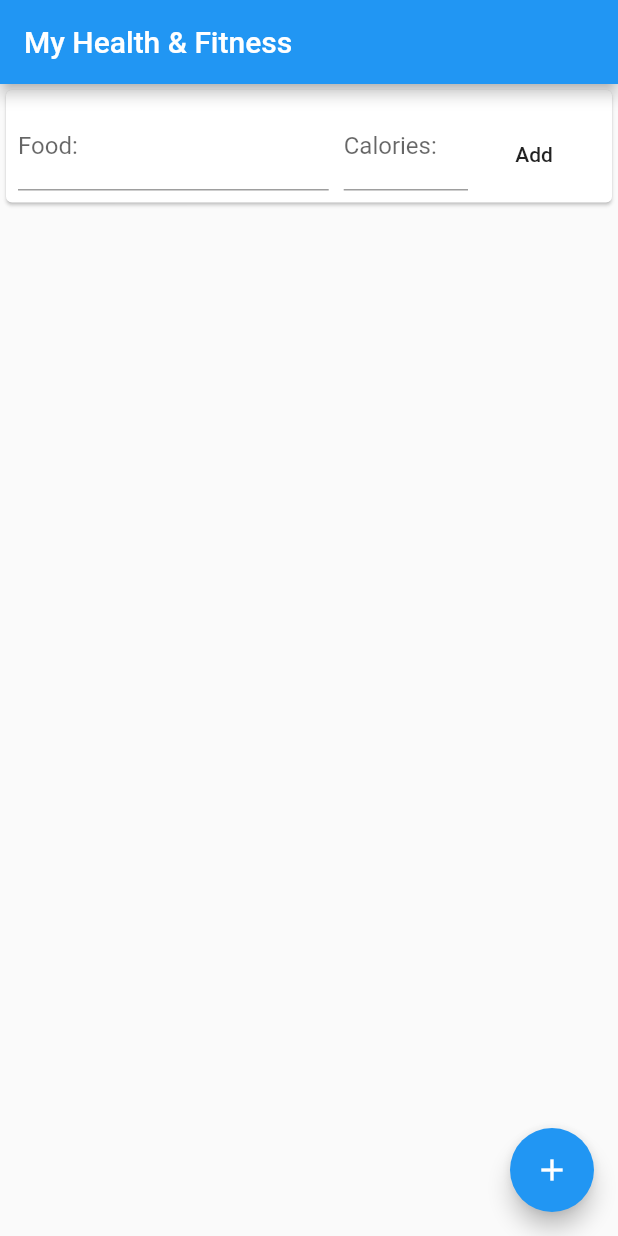
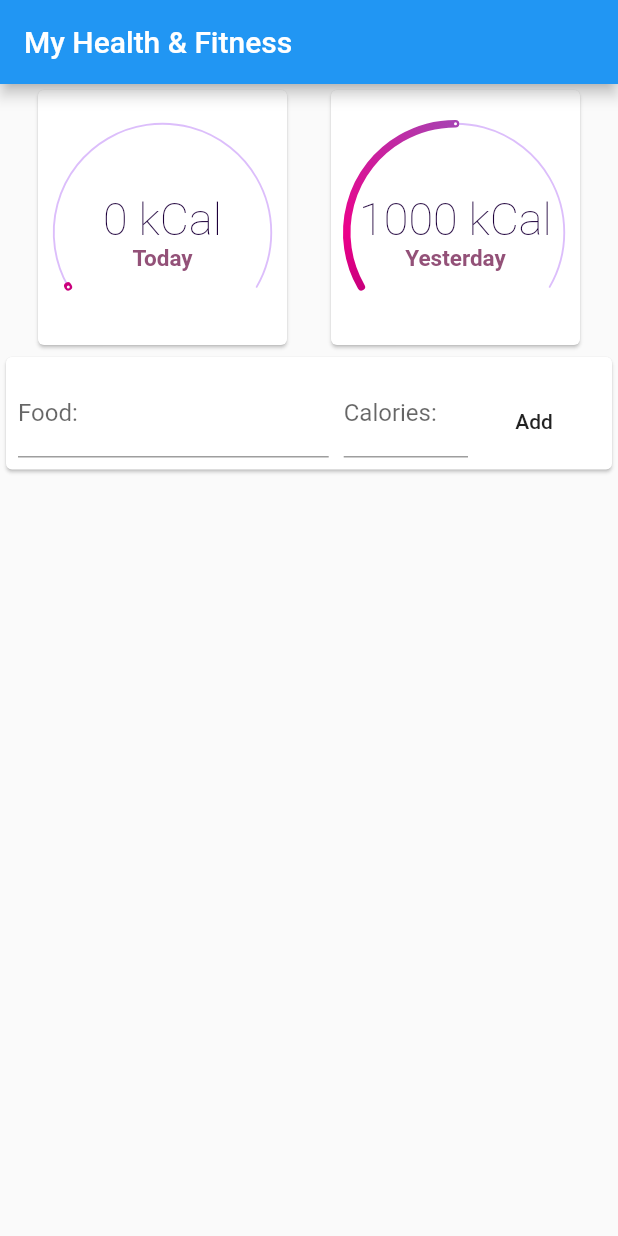
Before and after one commit to watkins-matt/csuf-fitness-mobile, a Flutter app: the screen it shows after launch, after a tap on "Add", on a phone screen of 412 x 824 dp. Run offline on Flutter 3.47's test engine with Material 2 defaults, Android fonts, the phone set to English and light mode, and no system bars; drawn by our look-alikes of sleek_circular_slider.

Commit message:
Add calories consumed header widget

```diff
--- a/lib/calorie_tracker_page.dart
+++ b/lib/calorie_tracker_page.dart
@@ -1,11 +1,6 @@
 import 'package:flutter/material.dart';
-
-class FoodItem {
-  String name;
-  int calories;
-
-  FoodItem(this.name, this.calories);
-}
+import 'package:sleek_circular_slider/sleek_circular_slider.dart';
+import 'food_item.dart';
 
 class CalorieTrackerPage extends StatefulWidget {
   CalorieTrackerPage({Key key, this.title}) : super(key: key);
@@ -17,6 +12,7 @@ class CalorieTrackerPage extends StatefulWidget {
 
 class _CalorieTrackerPageState extends State<CalorieTrackerPage> {
   List<FoodItem> _foodItems = [];
+  int _dailyCalorieCount = 0;
   TextEditingController _foodNameController = TextEditingController();
   TextEditingController _calorieCountController = TextEditingController();
 
@@ -27,11 +23,54 @@ class _CalorieTrackerPageState extends State<CalorieTrackerPage> {
         title: Text(widget.title),
       ),
       body: _buildBody(),
-      floatingActionButton: FloatingActionButton(
-        onPressed: () {},
-        tooltip: 'Add',
-        child: Icon(Icons.add),
-      ),
+      // floatingActionButton: FloatingActionButton(
+      //   onPressed: () {},
+      //   tooltip: 'Add',
+      //   child: Icon(Icons.add),
+      // ),
+    );
+  }
+
+  Widget _buildCalorieCountHeader() {
+    String calorieModifier(double value) {
+      final roundedValue = value.ceil().toInt().toString();
+      return '$roundedValue kCal';
+    }
+
+    final todaySlider = SleekCircularSlider(
+      appearance: CircularSliderAppearance(
+          customWidths: CustomSliderWidths(progressBarWidth: 5),
+          infoProperties: InfoProperties(
+              bottomLabelText: "Today", modifier: calorieModifier)),
+      min: 0,
+      max: 2000,
+      initialValue: _dailyCalorieCount.toDouble(),
+    );
+
+    final yesterdaySlider = SleekCircularSlider(
+        appearance: CircularSliderAppearance(
+            customWidths: CustomSliderWidths(progressBarWidth: 5),
+            infoProperties: InfoProperties(
+                bottomLabelText: "Yesterday", modifier: calorieModifier)),
+        min: 0,
+        max: 2000,
+        initialValue: 1000);
+
+    return Row(
+      children: <Widget>[
+        Card(
+            child: Padding(
+          padding: EdgeInsets.only(top: 20, bottom: 0, left: 8, right: 8),
+          child: todaySlider,
+        )),
+        Card(
+            child: Padding(
+          padding: EdgeInsets.only(top: 20, bottom: 0, left: 8, right: 8),
+          child: yesterdaySlider,
+        )),
+      ],
+      mainAxisAlignment: MainAxisAlignment.spaceEvenly,
+      crossAxisAlignment: CrossAxisAlignment.center,
     );
   }
 
@@ -40,6 +79,7 @@ class _CalorieTrackerPageState extends State<CalorieTrackerPage> {
         child: Column(
       mainAxisAlignment: MainAxisAlignment.start,
       children: <Widget>[
+        _buildCalorieCountHeader(),
         _buildAddFoodItemWidget(),
         Expanded(child: _buildListView()),
       ],
@@ -77,9 +117,13 @@ class _CalorieTrackerPageState extends State<CalorieTrackerPage> {
   }
 
   void _onAddButtonPressed() {
+    String foodName = _foodNameController.text;
+    int calorieCount = int.parse(_calorieCountController.text);
+
     setState(() {
-      _foodItems.add(FoodItem(
-          _foodNameController.text, int.parse(_calorieCountController.text)));
+      _foodItems.add(FoodItem(foodName, calorieCount));
+      _dailyCalorieCount += calorieCount;
+
       _foodNameController.clear();
       _calorieCountController.clear();
     });
--- /dev/null
+++ b/lib/food_item.dart
@@ -0,0 +1,6 @@
+class FoodItem {
+  String name;
+  int calories;
+
+  FoodItem(this.name, this.calories);
+}
```
Also changed, not shown: pubspec.yaml (+2 -7 lines), pubspec.lock.
